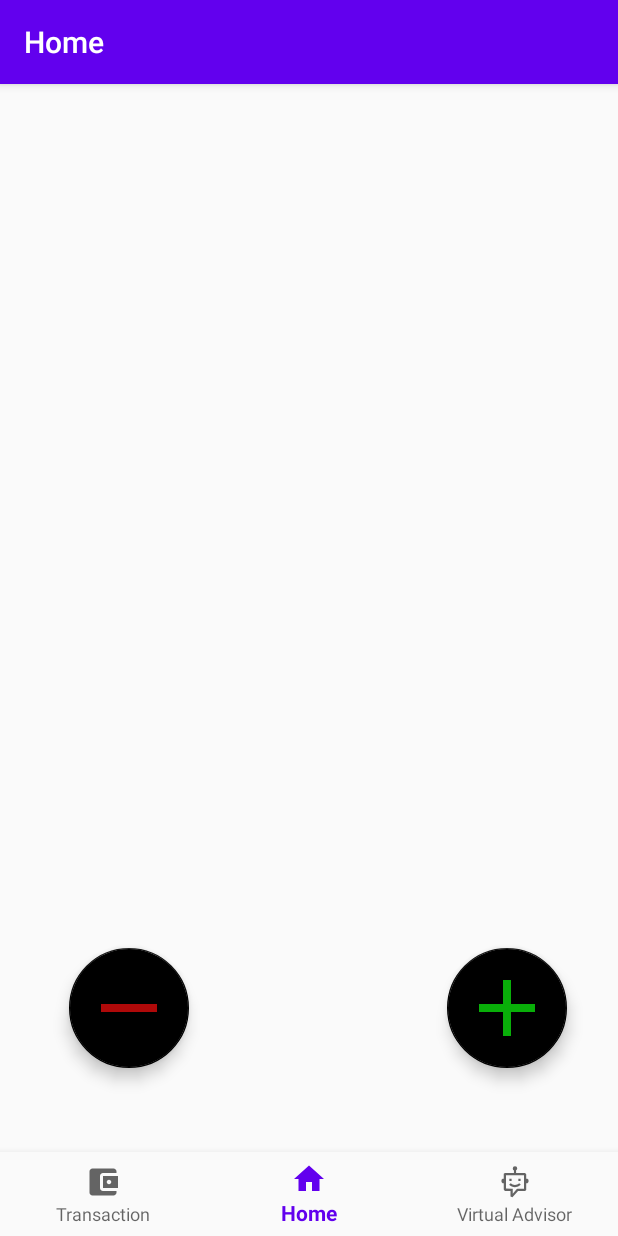
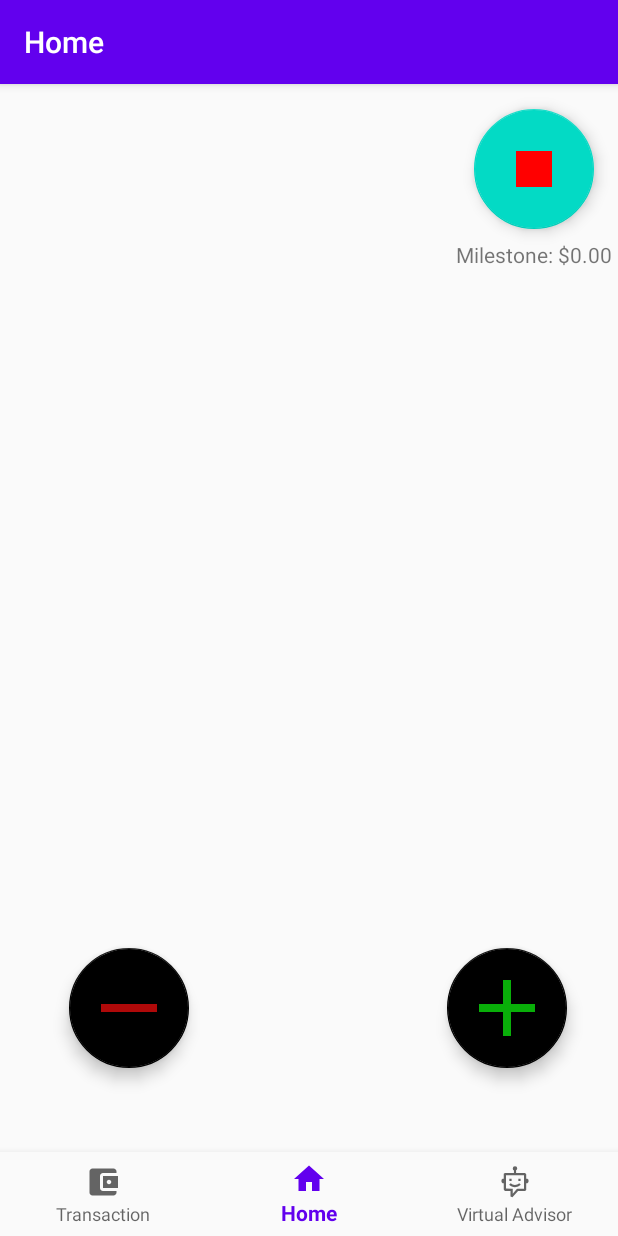
Before and after one commit to yap9911/MoneyMinder, an Android app: the screen it shows after launch (MainActivity), on a phone screen of 412 x 824 dp. Run offline under Robolectric (Android 15) with nearby library versions, the phone set to English and light mode, and no system bars; our stand-ins replace navigation-ui; libraries missing offline, so code that uses them is left out: org.checkerframework.checker.

Commit message:
milestone button update

```diff
--- /dev/null
+++ b/app/src/main/java/my/edu/utar/moneyminder/Milestone.java
@@ -0,0 +1,32 @@
+package my.edu.utar.moneyminder;
+
+public class Milestone {
+    private double targetAmount;
+    private boolean milestoneReached;
+
+    public Milestone(double targetAmount) {
+        this.targetAmount = targetAmount;
+        this.milestoneReached = false;
+    }
+
+    public void setTargetAmount(double targetAmount) {
+        this.targetAmount = targetAmount;
+        this.milestoneReached = false;
+    }
+
+    public double getTargetAmount() {
+        return targetAmount; // Add this method to retrieve the target amount
+    }
+
+    public boolean isMilestoneReached(double currentAmount) {
+        if (!milestoneReached && currentAmount >= targetAmount * 0.5) {
+            milestoneReached = true;
+            return true;
+        }
+        return false;
+    }
+
+    public boolean isMilestoneFullyReached(double currentAmount) {
+        return currentAmount >= targetAmount;
+    }
+}
--- /dev/null
+++ b/app/src/main/res/drawable/ic_add.xml
@@ -0,0 +1,4 @@
+<?xml version="1.0" encoding="utf-8"?>
+<selector xmlns:android="http://schemas.android.com/apk/res/android">
+
+</selector>
--- /dev/null
+++ b/app/src/main/res/drawable/ic_set_milestone.xml
@@ -0,0 +1,26 @@
+<?xml version="1.0" encoding="utf-8"?>
+<selector xmlns:android="http://schemas.android.com/apk/res/android">
+    <!-- Normal state -->
+    <item android:state_enabled="true" android:state_pressed="false">
+        <shape android:shape="rectangle">
+            <!-- Your background color for the normal state -->
+            <solid android:color="#FF0000" />
+        </shape>
+    </item>
+
+    <!-- Pressed state -->
+    <item android:state_enabled="true" android:state_pressed="true">
+        <shape android:shape="rectangle">
+            <!-- Your background color for the pressed state -->
+            <solid android:color="#00FF00" />
+        </shape>
+    </item>
+
+    <!-- Disabled state -->
+    <item android:state_enabled="false">
+        <shape android:shape="rectangle">
+            <!-- Your background color for the disabled state -->
+            <solid android:color="#808080" />
+        </shape>
+    </item>
+</selector>
--- a/app/src/main/res/layout/fragment_home.xml
+++ b/app/src/main/res/layout/fragment_home.xml
@@ -37,4 +37,30 @@
         app:layout_constraintTop_toTopOf="parent"
         app:layout_constraintVertical_bias="0.837"
         app:maxImageSize="64dp" />
+
+    <com.google.android.material.floatingactionbutton.FloatingActionButton
+        android:id="@+id/setMilestoneButton"
+        android:layout_width="wrap_content"
+        android:layout_height="wrap_content"
+        android:layout_marginEnd="16dp"
+        android:clickable="true"
+        android:src="@drawable/ic_set_milestone"
+        app:backgroundTint="@color/teal_200"
+        app:fabCustomSize="80dp"
+        app:layout_constraintBottom_toBottomOf="parent"
+        app:layout_constraintEnd_toEndOf="parent"
+        app:layout_constraintTop_toTopOf="parent"
+        app:layout_constraintVertical_bias="0.024" />
+
+    <TextView
+        android:id="@+id/milestoneTextView"
+        android:layout_width="wrap_content"
+        android:layout_height="wrap_content"
+        android:layout_marginStart="304dp"
+        android:layout_marginTop="104dp"
+        android:text="Milestone: $0.00"
+        app:layout_constraintStart_toStartOf="parent"
+        app:layout_constraintTop_toTopOf="parent" />
+
+
 </androidx.constraintlayout.widget.ConstraintLayout>
```
Also changed, not shown: app/src/main/java/my/edu/utar/moneyminder/ui/home/HomeFragment.java (+84 -1 lines).
